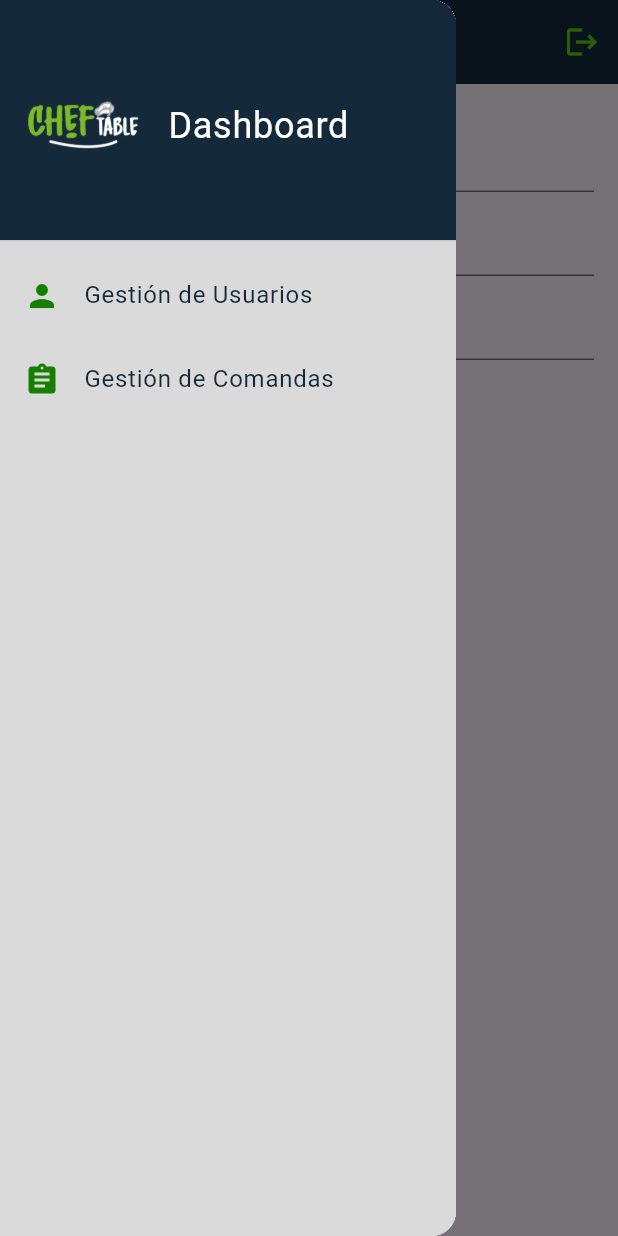
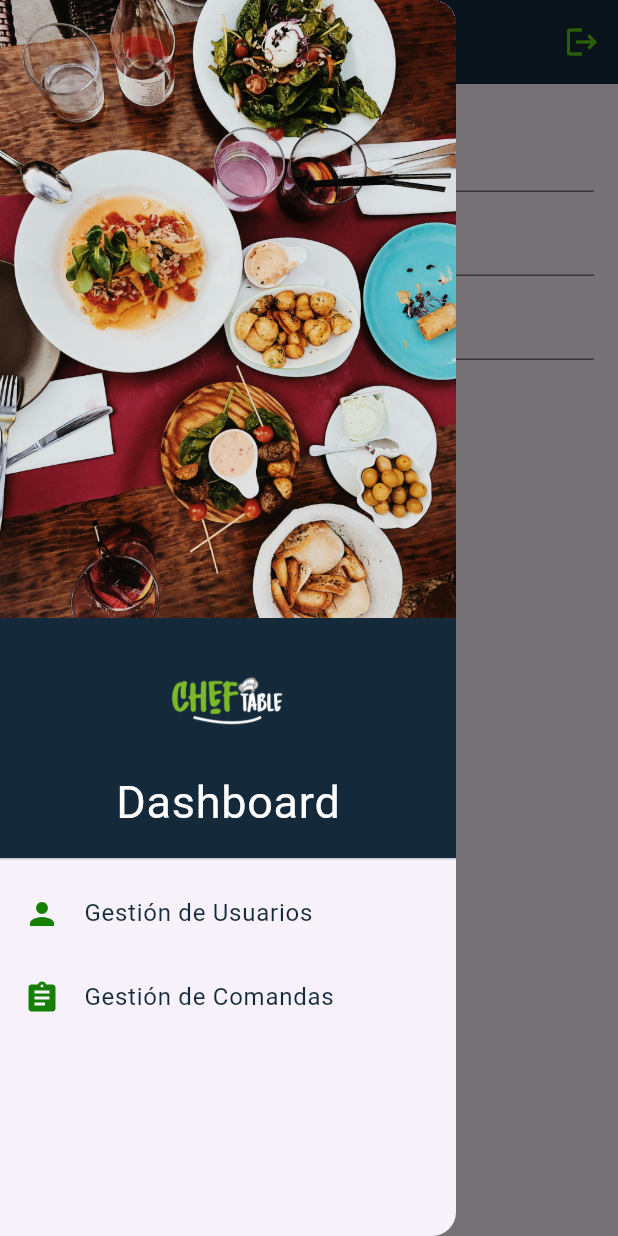
Before and after one commit to luckhazzard03/Flutter_Cheftable, a Flutter app: the screen it shows after launch, with the side drawer open, on a phone screen of 412 x 824 dp. Run offline on Flutter 3.47's test engine with Material 3 defaults, Android fonts, the phone set to English and light mode, and no system bars; our stand-ins replace flutter_secure_storage; accounts and stored records are empty.

Commit message:
Se agrega nuevo diseño del dashboard

```diff
--- a/lib/pages/user_management_page.dart
+++ b/lib/pages/user_management_page.dart
@@ -24,7 +24,9 @@ class _UserManagementPageState extends State<UserManagementPage> {
     final phone = _phoneController.text;
     final role = _selectedRole ?? '';
 
-    if (name.isEmpty || email.isEmpty || phone.isEmpty || role.isEmpty) return;
+    if (name.isEmpty || email.isEmpty || phone.isEmpty || role.isEmpty) {
+      return;
+    }
 
     setState(() {
       if (_editingUser != null) {
@@ -84,8 +86,7 @@ class _UserManagementPageState extends State<UserManagementPage> {
           fontSize: 20,
         ),
         iconTheme: const IconThemeData(
-          color: Color.fromARGB(213, 108, 238,
-              2), // Cambia el color del ícono de hamburguesa aquí
+          color: Color.fromARGB(213, 108, 238, 2),
         ),
         actions: [
           IconButton(
@@ -95,57 +96,74 @@ class _UserManagementPageState extends State<UserManagementPage> {
         ],
       ),
       drawer: Drawer(
-        child: Container(
-          color: const Color.fromARGB(255, 218, 218, 218), // Color del Drawer
+        child: Column(
+          children: [
+            Container(
+              width: double.infinity,
+              height: MediaQuery.of(context).size.height / 2,
+              decoration: BoxDecoration(
+                borderRadius: BorderRadius.vertical(
+                  bottom: Radius.circular(0),
+                ),
+                image: DecorationImage(
+                  image: AssetImage('assets/img/platos.jpg'),
+                  fit: BoxFit.cover,
+                ),
+              ),
+            ),
+            Expanded(
               child: ListView(
                 padding: EdgeInsets.zero,
                 children: [
                   DrawerHeader(
                     decoration: BoxDecoration(
-                  color: const Color.fromARGB(
-                      255, 20, 42, 59), // Color del encabezado
+                      color: const Color.fromARGB(255, 20, 42, 59),
                     ),
-                child: Row(
+                    child: Column(
                       children: [
-                    // Logo con tamaño reducido
                         Image.asset(
                           'assets/img/logo2.png',
-                      width: 80, // Ruta del logo
-                      height: 40, //
-                      fit: BoxFit.contain, // Tamaño pequeño
-                      // Color del logo, si necesitas cambiar el color
+                          width: 80,
+                          height: 80,
+                          fit: BoxFit.contain,
                         ),
-                    const SizedBox(width: 16),
+                        const SizedBox(height: 4),
                         Text(
                           'Dashboard',
                           style: TextStyle(
-                        color: Colors.white, // Color del texto
-                        fontSize: 24,
+                            color: Colors.white,
+                            fontSize: 30,
                           ),
                         ),
                       ],
                     ),
                   ),
                   ListTile(
-                leading: Icon(Icons.person,
-                    color: const Color.fromARGB(
-                        255, 21, 128, 0)), // Icono con color blanco
-                title: Text('Gestión de Usuarios',
+                    leading: Icon(
+                      Icons.person,
+                      color: const Color.fromARGB(255, 21, 128, 0),
+                    ),
+                    title: Text(
+                      'Gestión de Usuarios',
                       style: TextStyle(
-                        color: const Color.fromARGB(
-                            255, 20, 42, 59))), // Texto con color blanco
+                        color: const Color.fromARGB(255, 20, 42, 59),
+                      ),
+                    ),
                     onTap: () {
                       Navigator.pop(context); // Cierra el menú
                     },
                   ),
                   ListTile(
-                leading: Icon(Icons.assignment,
-                    color: const Color.fromARGB(
-                        255, 21, 128, 0)), // Icono con color blanco
-                title: Text('Gestión de Comandas',
+                    leading: Icon(
+                      Icons.assignment,
+                      color: const Color.fromARGB(255, 21, 128, 0),
+                    ),
+                    title: Text(
+                      'Gestión de Comandas',
                       style: TextStyle(
-                        color: const Color.fromARGB(
-                            255, 20, 42, 59))), // Texto con color blanco
+                        color: const Color.fromARGB(255, 20, 42, 59),
+                      ),
+                    ),
                     onTap: () {
                       Navigator.pop(context); // Cierra el menú
                       _navigateToOrderManagement();
@@ -153,6 +171,8 @@ class _UserManagementPageState extends State<UserManagementPage> {
                   ),
                 ],
               ),
+            ),
+          ],
         ),
       ),
       body: Padding(
--- a/pubspec.yaml
+++ b/pubspec.yaml
@@ -31,3 +31,4 @@ flutter:
     - assets/img/logo.png
     - assets/img/rest.jpg
     - assets/img/logo2.png
+    - assets/img/platos.jpg
```
Also changed, not shown: assets/img/diseño dashboard modificado.png (added), assets/img/platos.jpg (added). Lines whose indentation alone changed are shown as unchanged.
